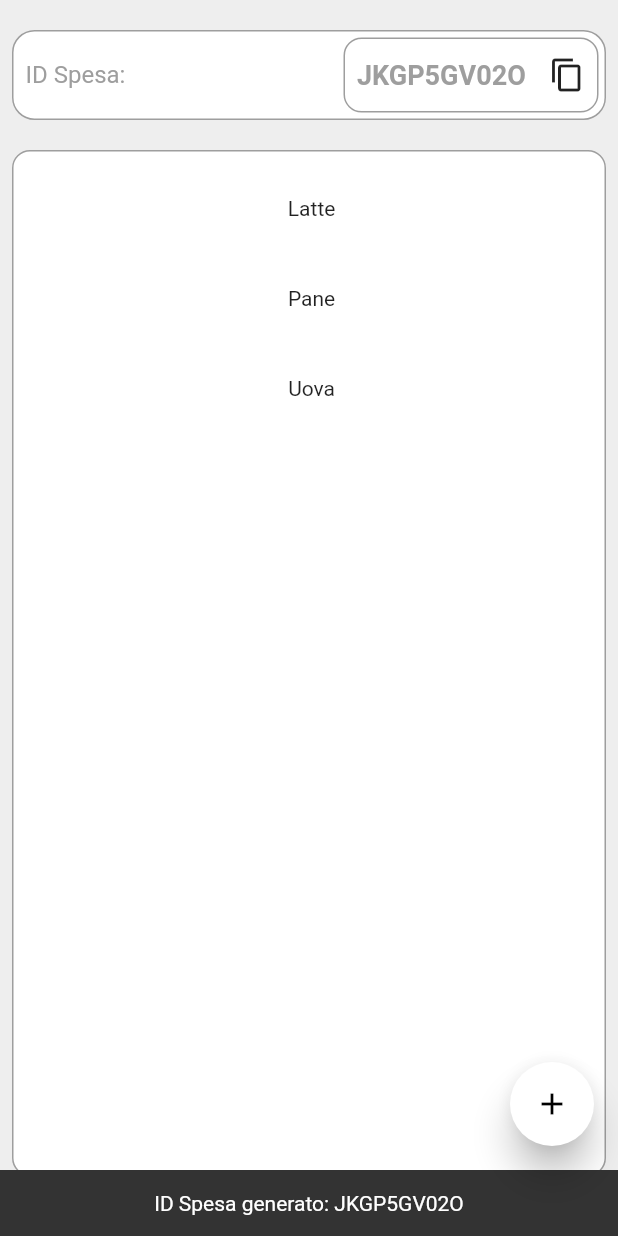
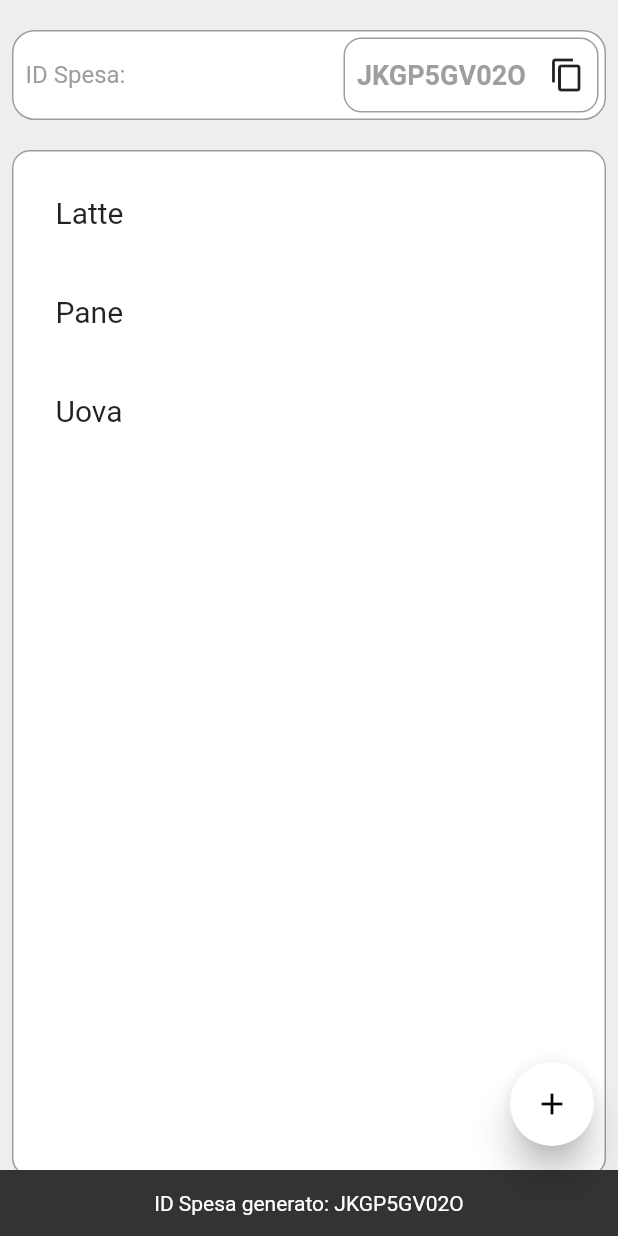
Before and after one commit to FZerbinatti/sharedshoplist, a Flutter app: the screen it shows after launch, after a tap on "Nuova Lista", on a phone screen of 412 x 824 dp. Run offline on Flutter 3.47's test engine with Material 2 defaults, Android fonts, the phone set to English and light mode, and no system bars; our stand-ins replace flutter_slidable, shared_preferences.

```diff
--- a/lib/HomePage.dart
+++ b/lib/HomePage.dart
@@ -128,6 +128,7 @@ class _HomePageState extends State<HomePage> {
 
     prefs.setString('ID_SPESA', id);
     // crea su firebase un oggetto con questo ID
+
   }
 
 
--- a/lib/ShoppingList.dart
+++ b/lib/ShoppingList.dart
@@ -4,6 +4,7 @@ import 'package:flutter/foundation.dart';
 import 'package:shared_preferences/shared_preferences.dart';
 import 'package:flutter_slidable/flutter_slidable.dart';
 import 'HomePage.dart';
+import 'package:flutter/services.dart';
 
 class ShoppingList extends StatefulWidget {
   const ShoppingList({Key? key}) : super(key: key);
@@ -148,6 +149,8 @@ class _ShoppingListState extends State<ShoppingList> {
                               ),
                             ),
                             onTap: () {
+
+                              Clipboard.setData(ClipboardData(text: id_spesa));
                               //show message on screen
                               log("tapped button copy id");
                               ScaffoldMessenger.of(context).showSnackBar(
@@ -192,13 +195,14 @@ class _ShoppingListState extends State<ShoppingList> {
                         itemBuilder: (BuildContext context, int index) {
                         final item = listaSpesa[index];
 
-
-                          return Container(
+                        return buildListTile(item);
+                          /*return Container(
                             height: 60,
                             color: Colors.white,
                             child: Center(
                                 child: Text(' ${listaSpesa[index]}')),
-                          );
+
+                          );*/
                         }
                     ),
 
@@ -232,6 +236,8 @@ class _ShoppingListState extends State<ShoppingList> {
 
 
     );
+
+
   }
 
   void _clearSharedPreferences() async {
@@ -267,4 +273,15 @@ class _ShoppingListState extends State<ShoppingList> {
     newItemInsertedController.clear();
 
   }
+
+  Widget buildListTile(String item)=> ListTile(
+    contentPadding: EdgeInsets.symmetric( horizontal: 20, vertical: 5),
+    title: Text(
+      item,
+      style: TextStyle(fontSize: 20),
+
+    ),
+
+    onTap: (){},
+  );
 }
```
